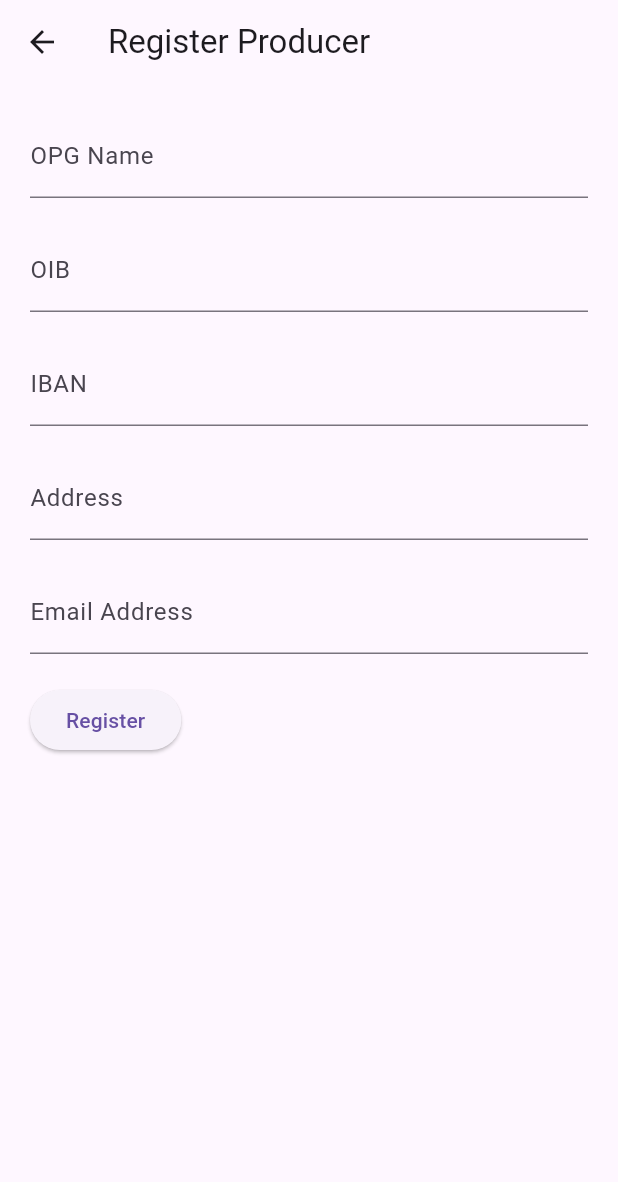
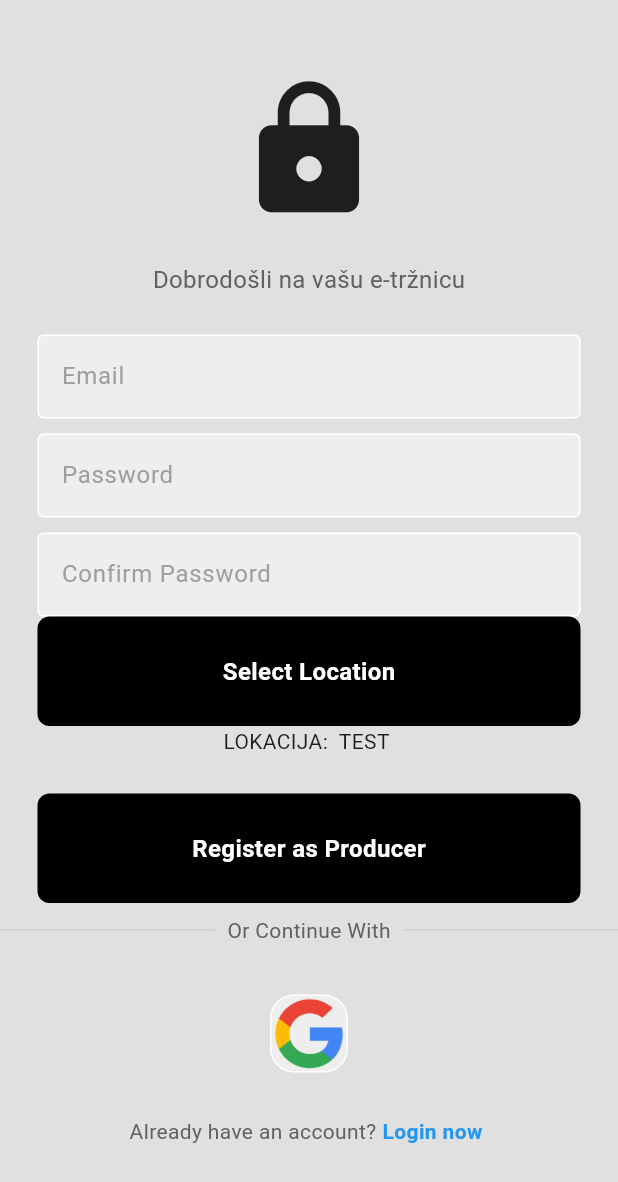
Before and after one commit to mirkomiki/naruciekoapp, a Flutter app: the RegisterProducerPage screen opened directly, on a phone screen of 412 x 824 dp. Shown: the top 1182 px of the screen. Run offline on Flutter 3.47's test engine with Material 3 defaults, Android fonts, the phone set to English and light mode, and no system bars; our stand-ins replace cloud_firestore, firebase_auth, firebase_core, google_places_flutter, google_sign_in; missing offline and left inert: dart:html, open_street_map_search_and_pick; accounts and stored records are empty; network calls fail.

Commit message:
google maps, producer register

```diff
--- a/lib/pages/authentication/register_producer.dart
+++ b/lib/pages/authentication/register_producer.dart
@@ -1,50 +1,219 @@
+import 'dart:html';
+
 import 'package:firebase_auth/firebase_auth.dart';
 import 'package:flutter/material.dart';
+import 'package:google_places_flutter/google_places_flutter.dart';
+import 'package:google_places_flutter/model/prediction.dart';
 import 'package:naruciekoapp/datatype/customButton.dart';
 import 'package:naruciekoapp/datatype/customTextField.dart';
 import 'package:naruciekoapp/datatype/squareTile.dart';
+import 'package:naruciekoapp/pages/authentication/login.dart';
+import 'package:naruciekoapp/pages/authentication/login_or_register.dart';
+import 'package:naruciekoapp/pages/authentication/search_places_screen.dart';
 import 'package:naruciekoapp/services/auth.dart';
+import 'package:open_street_map_search_and_pick/open_street_map_search_and_pick.dart';
 
-class RegisterProducerPage extends StatelessWidget {
+class RegisterProducerPage extends StatefulWidget {
+  const RegisterProducerPage({super.key});
+  @override
+  State<RegisterProducerPage> createState() => _RegisterProducerPageState();
+}
+
+class _RegisterProducerPageState extends State<RegisterProducerPage> {
+  final emailController = TextEditingController();
+  final passwordController = TextEditingController();
+  final cpasswordController = TextEditingController();
+  final AuthService _auth = AuthService();
+
+  void becomeProducer() async {
+    showDialog(
+        context: context,
+        builder: (context) {
+          return const Center(
+            child: CircularProgressIndicator(),
+          );
+        });
+    try {
+      if (passwordController.text == cpasswordController.text) {
+        _auth.registerProducerWithEmailAndPasswordinUsers(
+            emailController.text, passwordController.text);
+        _auth.registerProducerWithEmailAndPasswordinProducers(
+            emailController.text, passwordController.text);
+        Navigator.pop(context);
+      } else {
+        showDialog(
+            context: context,
+            useSafeArea: false,
+            builder: (context) {
+              return const AlertDialog(title: Text("Passwords don't mach"));
+            });
+      }
+    } on FirebaseAuthException catch (e) {
+      Navigator.pop(context);
+      wrongEmailPasswordMessage();
+    }
+  }
+
+  void wrongEmailPasswordMessage() {
+    showDialog(
+        context: context,
+        useSafeArea: false,
+        builder: (context) {
+          return const AlertDialog(title: Text('Wrong Credentials'));
+        });
+  }
+
+  Future navigateAndImportSelectedLocation(BuildContext context) async {
+    PickedData result = await Navigator.push(
+        context, MaterialPageRoute(builder: (context) => SearchPlacesScreen()));
+    //if (!context.mounted) return;
+    //setState(() {});
+    return result;
+  }
+
+  late PickedData pickedData;
+  String selectedLocationValue = " TEST ";
   @override
   Widget build(BuildContext context) {
     return Scaffold(
-      appBar: AppBar(
-        title: Text('Register Producer'),
+      backgroundColor: Colors.grey[300],
+      body: SingleChildScrollView(
+        child: Column(mainAxisAlignment: MainAxisAlignment.center, children: [
+          // logo
+          const SizedBox(
+            height: 50,
           ),
-      body: Padding(
-        padding: EdgeInsets.all(20.0),
-        child: Column(
-          crossAxisAlignment: CrossAxisAlignment.start,
+          const Icon(
+            Icons.lock,
+            size: 100,
+          ),
+          const SizedBox(
+            height: 25,
+          ),
+          //welcome
+          Text(
+            'Dobrodošli na vašu e-tržnicu',
+            style: TextStyle(color: Colors.grey[700], fontSize: 16),
+          ),
+          const SizedBox(
+            height: 25,
+          ),
+          // username
+          CustomTextField(
+              controller: emailController,
+              hintText: 'Email',
+              obsureText: false),
+          //password
+          const SizedBox(
+            height: 10,
+          ),
+          CustomTextField(
+              controller: passwordController,
+              hintText: 'Password',
+              obsureText: true),
+          const SizedBox(
+            height: 10,
+          ),
+          CustomTextField(
+              controller: cpasswordController,
+              hintText: 'Confirm Password',
+              obsureText: true),
+          //forgot password
+          CustomButton(
+              onTap: () async {
+                pickedData = await navigateAndImportSelectedLocation(context);
+
+                setState(() {
+                  selectedLocationValue = pickedData.addressName;
+                });
+              },
+              text: "Select Location"),
+
+          Text('LOKACIJA: $selectedLocationValue'),
+          const SizedBox(
+            height: 25,
+          ),
+          //sign in button
+          CustomButton(
+            text: 'Register as Producer',
+            onTap: becomeProducer,
+          ),
+          //or continue with
+          Row(
             children: [
-            TextField(
-              decoration: InputDecoration(labelText: 'OPG Name'),
+              Expanded(
+                child: Divider(
+                  thickness: 0.5,
+                  color: Colors.grey[400],
                 ),
-            SizedBox(height: 20),
-            TextField(
-              decoration: InputDecoration(labelText: 'OIB'),
               ),
-            SizedBox(height: 20),
-            TextField(
-              decoration: InputDecoration(labelText: 'IBAN'),
+              Padding(
+                padding: const EdgeInsets.all(8),
+                child: Text(
+                  'Or Continue With',
+                  style: TextStyle(color: Colors.grey[700]),
                 ),
-            SizedBox(height: 20),
-            TextField(
-              decoration: InputDecoration(labelText: 'Address'),
               ),
-            SizedBox(height: 20),
-            TextField(
-              decoration: InputDecoration(labelText: 'Email Address'),
+              Expanded(
+                child: Divider(
+                  thickness: 0.5,
+                  color: Colors.grey[400],
                 ),
-            SizedBox(height: 20),
-            ElevatedButton(
-              onPressed: () {
-                // Handle registration logic
-              },
-              child: Text('Register'),
               ),
             ],
           ),
+          //google+apple+facebook sign in button
+          const SizedBox(
+            height: 25,
+          ),
+          Row(
+            mainAxisAlignment: MainAxisAlignment.center,
+            children: [
+              SquareTile(
+                imagePath: 'assets/google-logo.png',
+                onTap: () => AuthService().signUpWithGoogle(),
+              ),
+              /* const SizedBox(
+                width: 25,
+              ),
+              SquareTile(
+                imagePath: 'assets/facebook-logo.png',
+                onTap: () => AuthService().signInWithFacebook(),
+              ), */
+            ],
+          ),
+          const SizedBox(
+            height: 25,
+          ),
+          Row(
+            mainAxisAlignment: MainAxisAlignment.center,
+            children: [
+              Text(
+                'Already have an account?',
+                style: TextStyle(color: Colors.grey[700]),
+              ),
+              InkWell(
+                onTap: () {
+                  Navigator.pushAndRemoveUntil(
+                    context,
+                    MaterialPageRoute(
+                        builder: (context) => LoginRegisterPage()),
+                    (Route<dynamic> route) => false,
+                  );
+                },
+                child: const Padding(
+                  padding: EdgeInsets.all(4.0),
+                  child: Text(
+                    'Login now',
+                    style: TextStyle(
+                        color: Colors.blue, fontWeight: FontWeight.bold),
+                  ),
+                ),
+              ),
+            ],
+          ),
+          //not a member register now
+        ]),
       ),
     );
   }
--- a/pubspec.yaml
+++ b/pubspec.yaml
@@ -41,6 +41,8 @@ dependencies:
   firebase_core: ^2.25.4
   flutter_spinkit: ^5.2.0
   google_sign_in: ^6.2.1
+  google_places_flutter: ^2.0.8
+  open_street_map_search_and_pick: ^0.1.1
 
 dev_dependencies:
   flutter_test:
```
Also changed, not shown: lib/pages/authentication/login.dart (+6 -16 lines), lib/pages/authentication/register.dart (+8 -1 lines), lib/pages/authentication/search_places_screen.dart (added, +33 -0 lines), pubspec.lock, 3 other files. Lines whose indentation alone changed are shown as unchanged.
